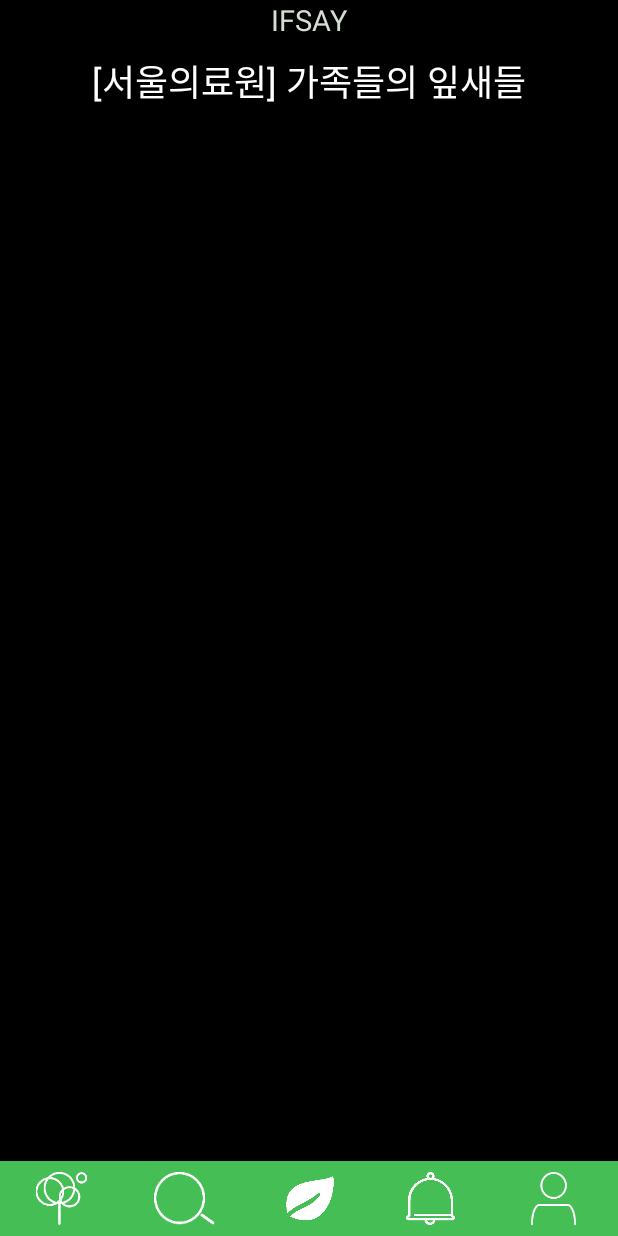
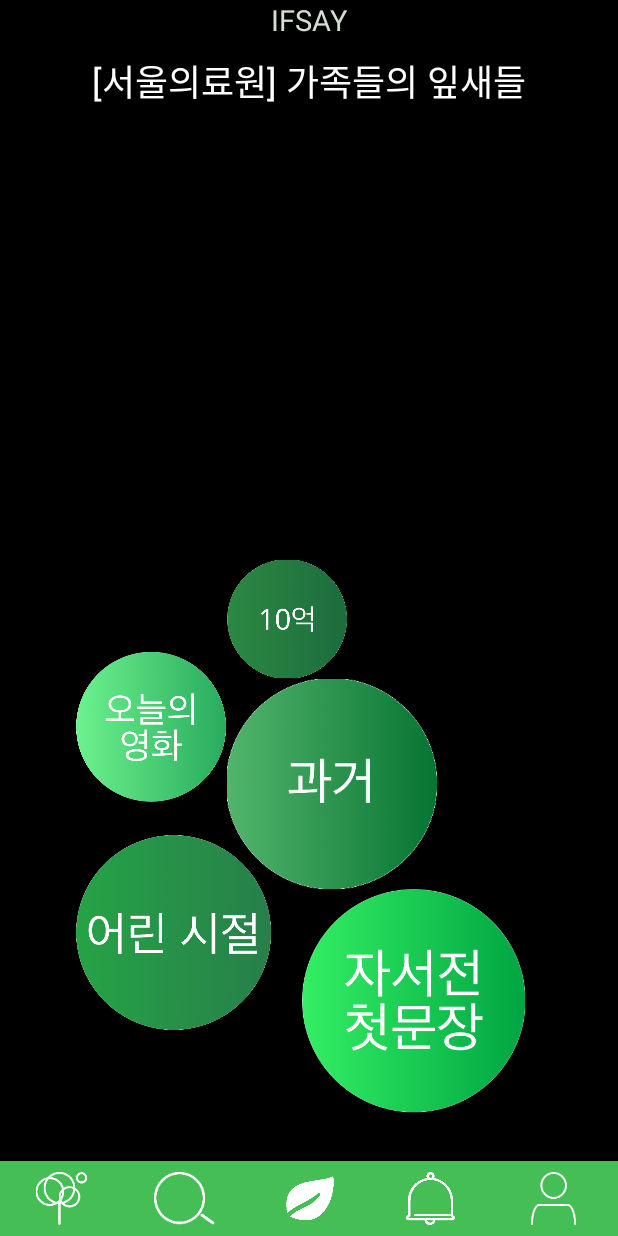
Before and after one commit to sungjunyoung/IFSay, an Android app: the CircleListActivity screen opened directly, with no data from a screen before it, on a phone screen of 412 x 824 dp. Run offline under Robolectric (Android 15) with nearby library versions, the phone set to English and light mode, and no system bars.

Commit message:
no message

```diff
--- a/app/src/main/java/com/flamerestaurant/ifsay/CircleListActivity.java
+++ b/app/src/main/java/com/flamerestaurant/ifsay/CircleListActivity.java
@@ -71,18 +71,18 @@ public class CircleListActivity extends Activity {
         Intent intent = new Intent(this, IfsayActivity.class);
         int questionId;
         switch (v.getId()) {
-//            case R.id.question0:
-//                questionId = 0;
-//                break;
-//            case R.id.question1:
-//                questionId = 1;
-//                break;
-//            case R.id.question2:
-//                questionId = 2;
-//                break;
-//            case R.id.question3:
-//                questionId = 3;
-//                break;
+            case R.id.question0:
+                questionId = 0;
+                break;
+            case R.id.question1:
+                questionId = 1;
+                break;
+            case R.id.question2:
+                questionId = 2;
+                break;
+            case R.id.question3:
+                questionId = 3;
+                break;
             default:
                 questionId = 4;
         }
--- a/app/src/main/res/layout/activity_circle_list.xml
+++ b/app/src/main/res/layout/activity_circle_list.xml
@@ -29,13 +29,6 @@
             android:text="[서울의료원] 가족들의 잎새들"
             android:layout_below="@+id/ifsay_top_logo"
             android:layout_centerHorizontal="true" />
-        <android.support.v7.widget.RecyclerView
-            android:id="@+id/circle_ifsay_list"
-            android:orientation="horizontal"
-            android:layout_below="@id/ifsay_top_desc"
-            android:layout_width="match_parent"
-            android:layout_height="match_parent"
-            android:layout_above="@+id/navigation" />
 
         <LinearLayout
             android:background="#45bf55"
@@ -77,6 +70,54 @@
                 android:layout_height="35dp" />
         </LinearLayout>
 
+        <ImageView
+            android:layout_width="130dp"
+            android:layout_height="130dp"
+            android:id="@+id/question0"
+            android:src="@drawable/circle1"
+            android:layout_marginBottom="56dp"
+            android:layout_alignBottom="@+id/question2"
+            android:layout_toLeftOf="@+id/ifsay_top_logo"
+            android:layout_toStartOf="@+id/ifsay_top_logo"
+            android:onClick="onClickQuestion"/>
+        <ImageView
+            android:layout_width="100dp"
+            android:layout_height="100dp"
+            android:id="@+id/question1"
+            android:src="@drawable/circle2"
+            android:layout_above="@+id/question0"
+            android:layout_alignLeft="@+id/question0"
+            android:layout_alignStart="@+id/question0"
+            android:layout_marginBottom="22dp"
+            android:onClick="onClickQuestion"/>
+        <ImageView
+            android:layout_width="150dp"
+            android:layout_height="150dp"
+            android:id="@+id/question2"
+            android:src="@drawable/circle3"
+            android:layout_marginBottom="31dp"
+            android:layout_above="@+id/navigation"
+            android:layout_alignRight="@+id/ifsay_top_desc"
+            android:layout_alignEnd="@+id/ifsay_top_desc"
+            android:onClick="onClickQuestion"/>
+        <ImageView
+            android:layout_width="80dp"
+            android:layout_height="80dp"
+            android:id="@+id/question3"
+            android:src="@drawable/circle4"
+            android:layout_above="@+id/question4"
+            android:layout_alignRight="@+id/ifsay_top_logo"
+            android:layout_alignEnd="@+id/ifsay_top_logo"
+            android:onClick="onClickQuestion"/>
+        <ImageView
+            android:layout_width="140dp"
+            android:layout_height="140dp"
+            android:id="@+id/question4"
+            android:src="@drawable/circle5"
+            android:layout_above="@+id/question2"
+            android:layout_alignLeft="@+id/question3"
+            android:layout_alignStart="@+id/question3"
+            android:onClick="onClickQuestion"/>
     </RelativeLayout>
 
 </FrameLayout>
```
Also changed, not shown: app/src/main/res/drawable-xxhdpi/circle1.png (added), app/src/main/res/drawable-xxhdpi/circle2.png (added), app/src/main/res/drawable-xxhdpi/circle3.png (added), app/src/main/res/drawable-xxhdpi/circle4.png (added), app/src/main/res/drawable-xxhdpi/circle5.png (added).
